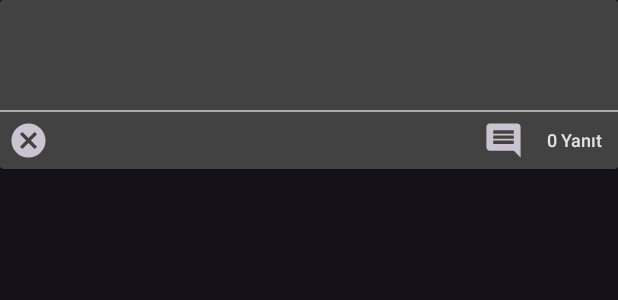
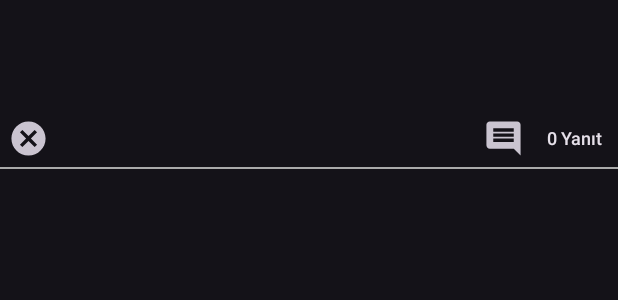
Before and after one commit to FurkanKaraketir/PShare, an Android app: the layout recycler_comment.xml on its own in the app's theme, with its tools: preview values and no code run, on a phone screen of 412 x 824 dp. Shown: the top 300 px of the screen. Run offline under Robolectric (Android 15) with nearby library versions, the light colour scheme and no system bars.

Commit message:
Design Changes #2.2.8

```diff
--- a/app/build.gradle
+++ b/app/build.gradle
@@ -16,7 +16,7 @@ android {
         targetSdkVersion 32
         multiDexEnabled true
         versionCode 2
-        versionName "2.2.7"
+        versionName "2.2.8"
         testInstrumentationRunner "androidx.test.runner.AndroidJUnitRunner"
     }
 
--- a/app/src/main/res/layout/activity_comments.xml
+++ b/app/src/main/res/layout/activity_comments.xml
@@ -39,9 +39,9 @@
                     android:layout_width="wrap_content"
                     android:layout_height="wrap_content"
                     android:layout_gravity="center"
-                    android:layout_margin="7dp"
+                    android:layout_margin="5dp"
                     android:text=""
-                    android:textSize="12sp" />
+                    android:textSize="15sp" />
 
             </LinearLayout>
 
--- a/app/src/main/res/layout/activity_replies.xml
+++ b/app/src/main/res/layout/activity_replies.xml
@@ -39,9 +39,9 @@
                     android:layout_width="wrap_content"
                     android:layout_height="wrap_content"
                     android:layout_gravity="center"
-                    android:layout_margin="7dp"
+                    android:layout_margin="5dp"
                     android:text=""
-                    android:textSize="12sp" />
+                    android:textSize="15sp" />
 
             </LinearLayout>
 
--- a/app/src/main/res/layout/recycler_comment.xml
+++ b/app/src/main/res/layout/recycler_comment.xml
@@ -4,30 +4,20 @@
     xmlns:tools="http://schemas.android.com/tools"
     android:id="@+id/commentContainer"
     android:layout_width="match_parent"
-    android:layout_height="wrap_content">
+    android:layout_height="wrap_content"
+    android:orientation="vertical">
 
-    <androidx.cardview.widget.CardView
-        android:layout_width="match_parent"
-        android:layout_height="wrap_content"
-        android:layout_marginBottom="7dp">
 
     <LinearLayout
         android:layout_width="match_parent"
         android:layout_height="wrap_content"
         android:baselineAligned="false"
-            android:orientation="horizontal">
+        android:orientation="vertical">
 
-            <LinearLayout
-                android:layout_width="0dp"
-                android:layout_height="wrap_content"
-                android:layout_weight="30"
-                android:orientation="vertical"
-                tools:ignore="UselessParent">
 
         <LinearLayout
             android:layout_width="wrap_content"
             android:layout_height="wrap_content"
-                    android:layout_gravity="center"
             android:orientation="horizontal">
 
             <de.hdodenhof.circleimageview.CircleImageView
@@ -45,9 +35,9 @@
                 android:layout_width="wrap_content"
                 android:layout_height="wrap_content"
                 android:layout_gravity="center"
-                        android:layout_margin="7dp"
+                android:layout_margin="5dp"
                 android:text=""
-                        android:textSize="12sp" />
+                android:textSize="15sp" />
 
         </LinearLayout>
 
@@ -69,16 +59,13 @@
             android:layout_width="match_parent"
             android:layout_height="wrap_content"
             android:layout_gravity="center_vertical"
-                    android:layout_marginStart="15dp"
+            android:layout_marginStart="42dp"
             android:layout_marginTop="5dp"
+            android:layout_marginEnd="5dp"
             android:layout_marginBottom="5dp"
             android:text=""
             android:textSize="18sp" />
 
-                <View
-                    android:layout_width="match_parent"
-                    android:layout_height="1dp"
-                    android:background="@android:color/darker_gray" />
 
         <RelativeLayout
             android:layout_width="match_parent"
@@ -87,9 +74,9 @@
 
             <LinearLayout
                 android:layout_width="wrap_content"
+                android:layout_height="wrap_content"
                 android:layout_alignParentEnd="true"
                 android:layout_centerVertical="true"
-                        android:layout_height="wrap_content"
                 tools:ignore="RelativeOverlap,UseCompoundDrawables">
 
                 <ImageView
@@ -118,7 +105,6 @@
                     tools:ignore="RelativeOverlap" />
 
 
-
             </LinearLayout>
 
             <ImageView
@@ -135,9 +121,8 @@
     </LinearLayout>
 
 
+    <View
+        android:layout_width="match_parent"
+        android:layout_height="1dp"
+        android:background="@android:color/darker_gray" />
 </LinearLayout>
-
-    </androidx.cardview.widget.CardView>
-
-
-</LinearLayout>
```
Also changed, not shown: app/src/main/res/layout/recycler_reply.xml (+9 -18 lines), app/src/main/res/layout/recycler_row.xml (+39 -50 lines), 1 other file. Lines whose indentation alone changed are shown as unchanged.
